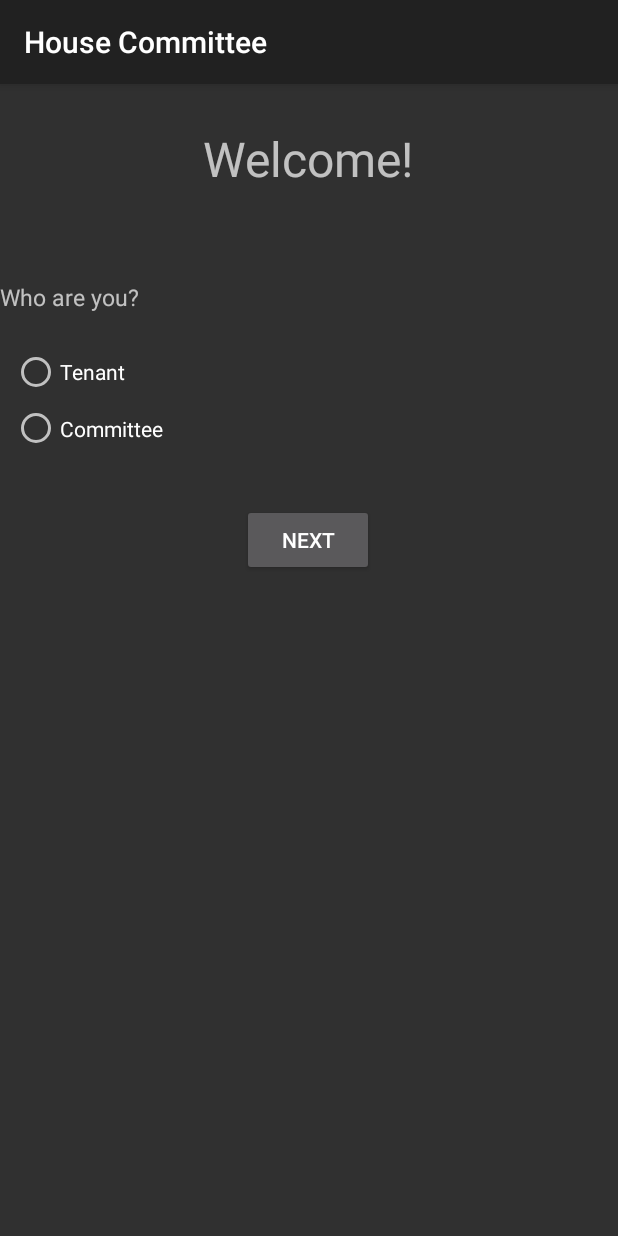
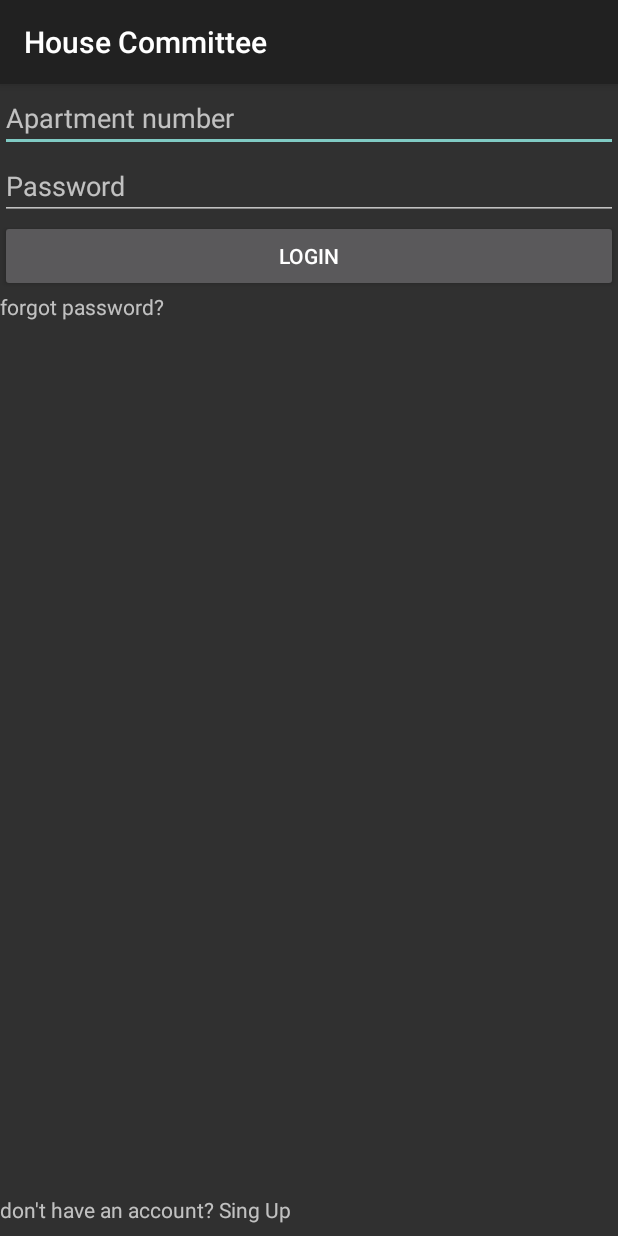
Before and after one commit to chenlahav/HouseCommitteefinal, an Android app: the screen it shows after launch (MainActivity before the commit, Login after it), after a tap on "NEXT", on a phone screen of 412 x 824 dp. Run offline under Robolectric (Android 15) with nearby library versions, the phone set to English and light mode, and no system bars.

Commit message:
added screens: login, create account and forget password

```diff
--- a/app/src/main/AndroidManifest.xml
+++ b/app/src/main/AndroidManifest.xml
@@ -21,7 +21,10 @@
                 <category android:name="android.intent.category.LAUNCHER" />
             </intent-filter>
         </activity>
-        <activity android:name=".list_of_neighbors"></activity>
+        <activity android:name=".list_of_neighbors" />
+        <activity android:name=".Login" />
+        <activity android:name=".ForgetPassword" />
+        <activity android:name=".CreateAccount"></activity>
     </application>
 
 </manifest>
--- /dev/null
+++ b/app/src/main/java/com/example/chen/housecommittee_final/Login.java
@@ -0,0 +1,37 @@
+package com.example.chen.housecommittee_final;
+
+import android.content.Intent;
+import android.support.v7.app.AppCompatActivity;
+import android.os.Bundle;
+import android.view.View;
+import android.widget.Button;
+import android.widget.TextView;
+
+public class Login extends AppCompatActivity {
+
+    @Override
+    protected void onCreate(Bundle savedInstanceState) {
+        super.onCreate(savedInstanceState);
+        setContentView(R.layout.activity_login);
+
+        TextView forgetPassword = (TextView) findViewById(R.id.textView_forgot_password);
+        forgetPassword.setOnClickListener(new View.OnClickListener() {
+
+            @Override
+            public void onClick(View v) {
+                Intent loginIntent = new Intent(getApplicationContext(), ForgetPassword.class);
+                startActivity(loginIntent);
+            }
+        });
+
+        TextView createAccount = (TextView) findViewById(R.id.textView_create_account);
+        createAccount.setOnClickListener(new View.OnClickListener() {
+
+            @Override
+            public void onClick(View v) {
+                Intent loginIntent = new Intent(getApplicationContext(), CreateAccount.class);
+                startActivity(loginIntent);
+            }
+        });
+    }
+}
--- a/app/src/main/java/com/example/chen/housecommittee_final/MainActivity.java
+++ b/app/src/main/java/com/example/chen/housecommittee_final/MainActivity.java
@@ -5,6 +5,7 @@ import android.support.v7.app.AppCompatActivity;
 import android.os.Bundle;
 import android.view.View;
 import android.widget.Button;
+import android.widget.RadioGroup;
 
 public class MainActivity extends AppCompatActivity {
 
@@ -12,14 +13,16 @@ public class MainActivity extends AppCompatActivity {
     protected void onCreate(Bundle savedInstanceState) {
         super.onCreate(savedInstanceState);
         setContentView(R.layout.activity_main);
+        RadioGroup radiogroup = (RadioGroup) findViewById(R.id.radioGroup);
+        radiogroup.check(R.id.radioButton_tenant);
 
         Button nextBtn = (Button) findViewById(R.id.nextBtn);
         nextBtn.setOnClickListener(new View.OnClickListener() {
 
             @Override
             public void onClick(View v) {
-                //Intent loginIntent = new Intent(getApplicationContext(), LoginActivity.class);
-                //startActivity(loginIntent);
+                Intent loginIntent = new Intent(getApplicationContext(), Login.class);
+                startActivity(loginIntent);
             }
         });
     }
--- /dev/null
+++ b/app/src/main/res/layout/activity_login.xml
@@ -0,0 +1,54 @@
+<?xml version="1.0" encoding="utf-8"?>
+<android.support.constraint.ConstraintLayout xmlns:android="http://schemas.android.com/apk/res/android"
+    xmlns:app="http://schemas.android.com/apk/res-auto"
+    xmlns:tools="http://schemas.android.com/tools"
+    android:layout_width="match_parent"
+    android:layout_height="match_parent"
+    tools:context=".Login">
+
+    <TextView
+        android:id="@+id/textView_create_account"
+        android:layout_width="match_parent"
+        android:layout_height="wrap_content"
+        android:layout_marginBottom="8dp"
+        android:text="don't have an account? Sing Up"
+        app:layout_constraintBottom_toBottomOf="parent"
+        tools:layout_editor_absoluteX="0dp" />
+
+    <LinearLayout
+        android:layout_width="match_parent"
+        android:layout_height="549dp"
+        android:orientation="vertical">
+
+        <EditText
+            android:id="@+id/editText_aprt_num"
+            android:layout_width="match_parent"
+            android:layout_height="wrap_content"
+            android:ems="10"
+            android:hint="Apartment number"
+            android:inputType="number" />
+
+        <EditText
+            android:id="@+id/editText_password"
+            android:layout_width="match_parent"
+            android:layout_height="wrap_content"
+            android:ems="10"
+            android:hint="Password"
+            android:inputType="textPassword" />
+
+        <Button
+            android:id="@+id/button_login"
+            android:layout_width="match_parent"
+            android:layout_height="wrap_content"
+            android:text="Login" />
+
+        <TextView
+            android:id="@+id/textView_forgot_password"
+            android:layout_width="match_parent"
+            android:layout_height="wrap_content"
+            android:autoLink="web"
+            android:clickable="true"
+            android:text="forgot password?" />
+
+    </LinearLayout>
+</android.support.constraint.ConstraintLayout>
```
Also changed, not shown: app/src/main/java/com/example/chen/housecommittee_final/CreateAccount.java (added, +13 -0 lines), app/src/main/java/com/example/chen/housecommittee_final/ForgetPassword.java (added, +13 -0 lines), app/src/main/res/layout/activity_create_account.xml (added, +60 -0 lines), app/src/main/res/layout/activity_forget_password.xml (added, +38 -0 lines), app/src/main/res/values/strings.xml (line endings or trailing spaces).
